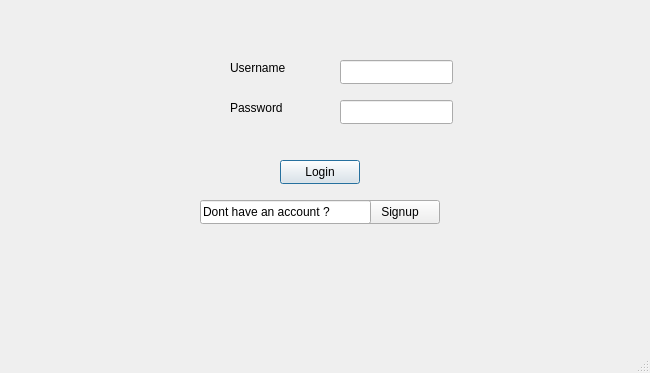
Before: the Qt Designer form loginwindow.ui in Aayam73/Bus-Management-System, drawn with Qt 5.
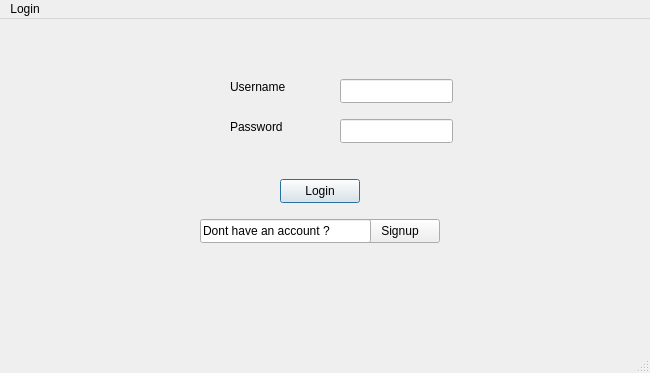
After: the same form once the commit is applied.

Commit message: menu window only added, left to design and code

```diff
--- a/loginwindow.ui
+++ b/loginwindow.ui
@@ -124,6 +124,12 @@
      <height>21</height>
     </rect>
    </property>
+   <widget class="QMenu" name="menuLogin">
+    <property name="title">
+     <string>Login</string>
+    </property>
+   </widget>
+   <addaction name="menuLogin"/>
   </widget>
   <widget class="QStatusBar" name="statusbar"/>
  </widget>
```
The commit also changes 7 other files.
